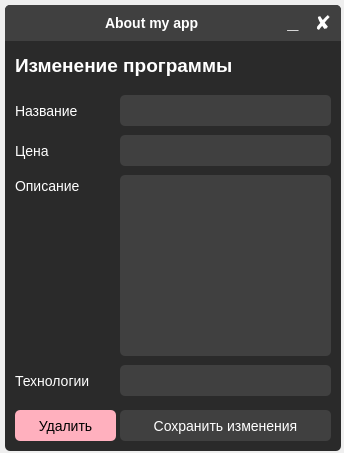
The window that about_my_app/about_my_app.ui (b0shka/selling_apps) describes before a commit, drawn with Qt 5.
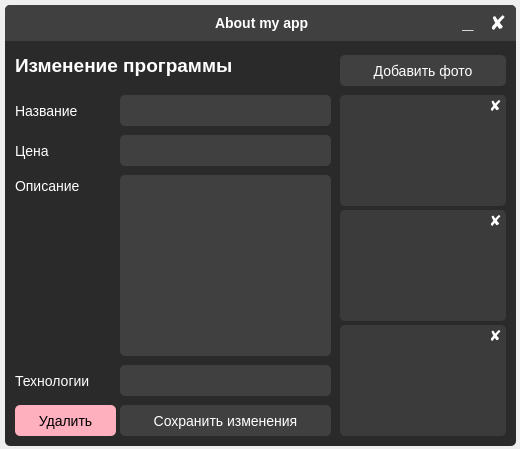
The same window after the commit.

The edit to the form file:
```diff
--- a/about_my_app/about_my_app.ui
+++ b/about_my_app/about_my_app.ui
@@ -6,8 +6,8 @@
    <rect>
     <x>0</x>
     <y>0</y>
-    <width>344</width>
-    <height>453</height>
+    <width>520</width>
+    <height>449</height>
    </rect>
   </property>
   <property name="minimumSize">
@@ -33,20 +33,20 @@
     <rect>
      <x>5</x>
      <y>5</y>
-     <width>336</width>
-     <height>446</height>
+     <width>511</width>
+     <height>441</height>
     </rect>
    </property>
    <property name="minimumSize">
     <size>
-     <width>336</width>
-     <height>446</height>
+     <width>511</width>
+     <height>441</height>
     </size>
    </property>
    <property name="maximumSize">
     <size>
-     <width>336</width>
-     <height>446</height>
+     <width>511</width>
+     <height>441</height>
     </size>
    </property>
    <property name="styleSheet">
@@ -208,7 +208,7 @@
     <property name="geometry">
      <rect>
       <x>115</x>
-      <y>405</y>
+      <y>400</y>
       <width>211</width>
       <height>31</height>
      </rect>
@@ -250,7 +250,7 @@
     <property name="geometry">
      <rect>
       <x>10</x>
-      <y>405</y>
+      <y>400</y>
       <width>101</width>
       <height>31</height>
      </rect>
@@ -272,7 +272,7 @@
      <rect>
       <x>0</x>
       <y>0</y>
-      <width>336</width>
+      <width>511</width>
       <height>36</height>
      </rect>
     </property>
@@ -292,7 +292,7 @@
     <widget class="QPushButton" name="pushButton_8">
      <property name="geometry">
       <rect>
-       <x>305</x>
+       <x>480</x>
        <y>5</y>
        <width>26</width>
        <height>26</height>
@@ -325,7 +325,7 @@
     <widget class="QPushButton" name="pushButton_9">
      <property name="geometry">
       <rect>
-       <x>275</x>
+       <x>450</x>
        <y>5</y>
        <width>26</width>
        <height>26</height>
@@ -357,7 +357,7 @@
     <widget class="QLabel" name="label_8">
      <property name="geometry">
       <rect>
-       <x>100</x>
+       <x>210</x>
        <y>10</y>
        <width>111</width>
        <height>16</height>
@@ -379,6 +379,203 @@
      </property>
     </widget>
    </widget>
+   <widget class="QLabel" name="label_10">
+    <property name="geometry">
+     <rect>
+      <x>335</x>
+      <y>90</y>
+      <width>166</width>
+      <height>111</height>
+     </rect>
+    </property>
+    <property name="font">
+     <font>
+      <pointsize>1</pointsize>
+     </font>
+    </property>
+    <property name="styleSheet">
+     <string notr="true">background-color: #3b3b3b</string>
+    </property>
+    <property name="text">
+     <string/>
+    </property>
+    <property name="alignment">
+     <set>Qt::AlignCenter</set>
+    </property>
+   </widget>
+   <widget class="QLabel" name="label_11">
+    <property name="geometry">
+     <rect>
+      <x>335</x>
+      <y>205</y>
+      <width>166</width>
+      <height>111</height>
+     </rect>
+    </property>
+    <property name="font">
+     <font>
+      <pointsize>1</pointsize>
+     </font>
+    </property>
+    <property name="styleSheet">
+     <string notr="true">background-color: #3b3b3b</string>
+    </property>
+    <property name="text">
+     <string/>
+    </property>
+    <property name="alignment">
+     <set>Qt::AlignCenter</set>
+    </property>
+   </widget>
+   <widget class="QLabel" name="label_12">
+    <property name="geometry">
+     <rect>
+      <x>335</x>
+      <y>320</y>
+      <width>166</width>
+      <height>111</height>
+     </rect>
+    </property>
+    <property name="font">
+     <font>
+      <pointsize>1</pointsize>
+     </font>
+    </property>
+    <property name="styleSheet">
+     <string notr="true">background-color: #3b3b3b</string>
+    </property>
+    <property name="text">
+     <string/>
+    </property>
+    <property name="alignment">
+     <set>Qt::AlignCenter</set>
+    </property>
+   </widget>
+   <widget class="QPushButton" name="pushButton_10">
+    <property name="geometry">
+     <rect>
+      <x>480</x>
+      <y>90</y>
+      <width>21</width>
+      <height>21</height>
+     </rect>
+    </property>
+    <property name="font">
+     <font>
+      <pointsize>-1</pointsize>
+      <weight>75</weight>
+      <bold>true</bold>
+     </font>
+    </property>
+    <property name="styleSheet">
+     <string notr="true">QPushButton {
+	font-size: 15px;
+	height: 28px;
+	color: white;
+	background-color: #3b3b3b;
+	border-radius: 5px;
+}
+QPushButton::hover {
+	background-color: #ffb0be;
+	color: black;
+}</string>
+    </property>
+    <property name="text">
+     <string>✘</string>
+    </property>
+   </widget>
+   <widget class="QPushButton" name="pushButton_11">
+    <property name="geometry">
+     <rect>
+      <x>480</x>
+      <y>205</y>
+      <width>21</width>
+      <height>21</height>
+     </rect>
+    </property>
+    <property name="font">
+     <font>
+      <pointsize>-1</pointsize>
+      <weight>75</weight>
+      <bold>true</bold>
+     </font>
+    </property>
+    <property name="styleSheet">
+     <string notr="true">QPushButton {
+	font-size: 15px;
+	height: 28px;
+	color: white;
+	background-color: #3b3b3b;
+	border-radius: 5px;
+}
+QPushButton::hover {
+	background-color: #ffb0be;
+	color: black;
+}</string>
+    </property>
+    <property name="text">
+     <string>✘</string>
+    </property>
+   </widget>
+   <widget class="QPushButton" name="pushButton_12">
+    <property name="geometry">
+     <rect>
+      <x>480</x>
+      <y>320</y>
+      <width>21</width>
+      <height>21</height>
+     </rect>
+    </property>
+    <property name="font">
+     <font>
+      <pointsize>-1</pointsize>
+      <weight>75</weight>
+      <bold>true</bold>
+     </font>
+    </property>
+    <property name="styleSheet">
+     <string notr="true">QPushButton {
+	font-size: 15px;
+	height: 28px;
+	color: white;
+	background-color: #3b3b3b;
+	border-radius: 5px;
+}
+QPushButton::hover {
+	background-color: #ffb0be;
+	color: black;
+}</string>
+    </property>
+    <property name="text">
+     <string>✘</string>
+    </property>
+   </widget>
+   <widget class="QPushButton" name="pushButton_3">
+    <property name="geometry">
+     <rect>
+      <x>335</x>
+      <y>50</y>
+      <width>166</width>
+      <height>31</height>
+     </rect>
+    </property>
+    <property name="styleSheet">
+     <string notr="true">QPushButton {
+	padding: 2px;
+	font-size: 14px;
+	height: 28px;
+	color: white;
+	background-color: #404040;
+	border-radius: 5px;
+}
+QPushButton::hover {
+	background-color: #949494;
+}</string>
+    </property>
+    <property name="text">
+     <string>Добавить фото</string>
+    </property>
+   </widget>
   </widget>
  </widget>
  <resources/>
```
